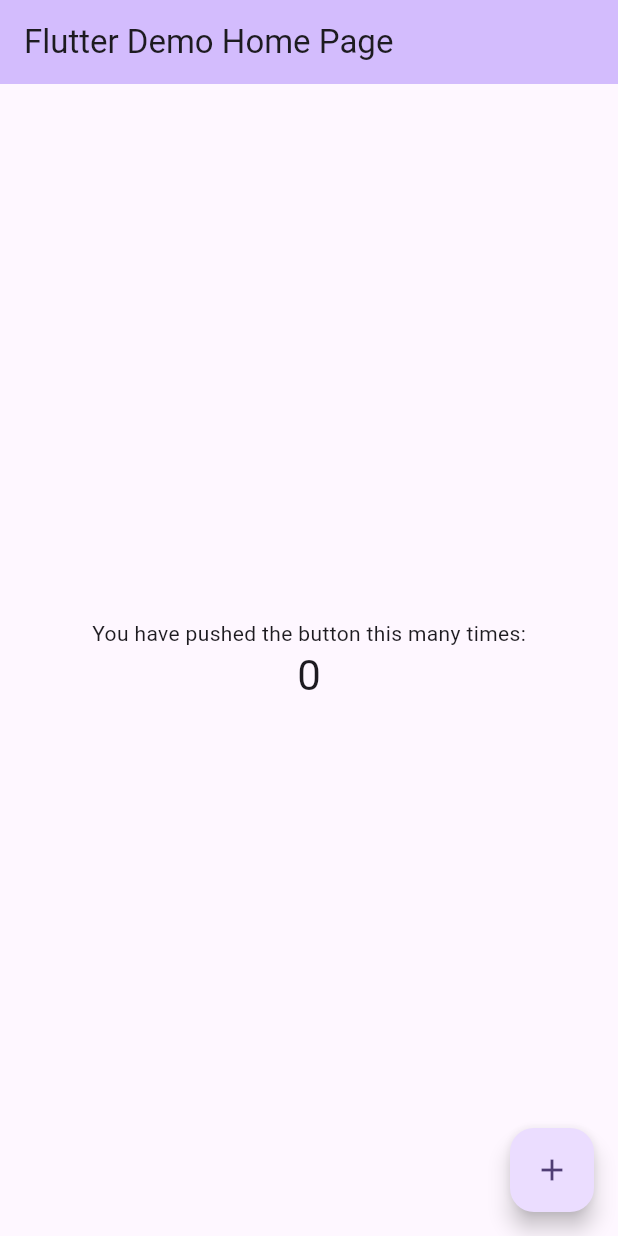
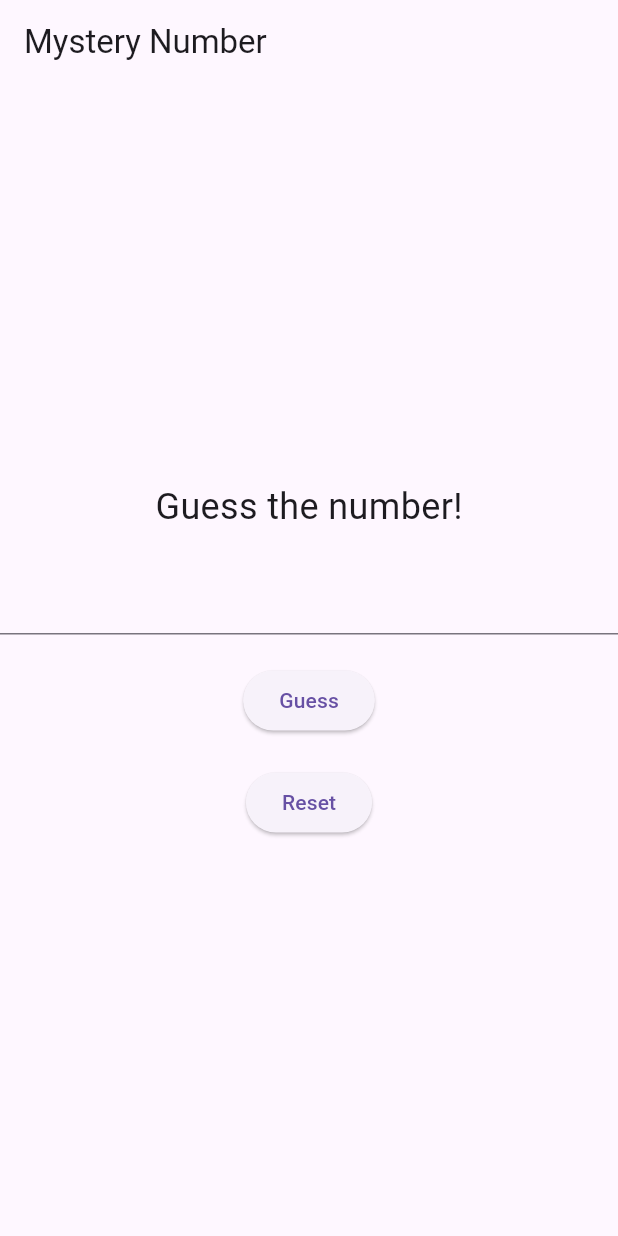
Before and after one commit to QuentinDroucheau/Mobile-TP, a Flutter app: the screen it shows after launch, on a phone screen of 412 x 824 dp. Run offline on Flutter 3.47's test engine with Material 3 defaults, Android fonts, the phone set to English and light mode, and no system bars.

Commit message:
premiere version

```diff
--- a/lib/main.dart
+++ b/lib/main.dart
@@ -1,125 +1,97 @@
+import 'dart:math';
 import 'package:flutter/material.dart';
 
 void main() {
-  runApp(const MyApp());
+  runApp(MysteryNumberApp());
 }
 
-class MyApp extends StatelessWidget {
-  const MyApp({super.key});
-
-  // This widget is the root of your application.
+class MysteryNumberApp extends StatelessWidget {
   @override
   Widget build(BuildContext context) {
     return MaterialApp(
-      title: 'Flutter Demo',
+      title: 'Mystery Number',
       theme: ThemeData(
-        // This is the theme of your application.
-        //
-        // TRY THIS: Try running your application with "flutter run". You'll see
-        // the application has a purple toolbar. Then, without quitting the app,
-        // try changing the seedColor in the colorScheme below to Colors.green
-        // and then invoke "hot reload" (save your changes or press the "hot
-        // reload" button in a Flutter-supported IDE, or press "r" if you used
-        // the command line to start the app).
-        //
-        // Notice that the counter didn't reset back to zero; the application
-        // state is not lost during the reload. To reset the state, use hot
-        // restart instead.
-        //
-        // This works for code too, not just values: Most code changes can be
-        // tested with just a hot reload.
-        colorScheme: ColorScheme.fromSeed(seedColor: Colors.deepPurple),
-        useMaterial3: true,
+        primarySwatch: Colors.blue,
       ),
-      home: const MyHomePage(title: 'Flutter Demo Home Page'),
+      home: MysteryNumberScreen(),
     );
   }
 }
 
-class MyHomePage extends StatefulWidget {
-  const MyHomePage({super.key, required this.title});
+class MysteryNumberScreen extends StatefulWidget {
+  @override
+  _MysteryNumberScreenState createState() => _MysteryNumberScreenState();
+}
 
-  // This widget is the home page of your application. It is stateful, meaning
-  // that it has a State object (defined below) that contains fields that affect
-  // how it looks.
-
-  // This class is the configuration for the state. It holds the values (in this
-  // case the title) provided by the parent (in this case the App widget) and
-  // used by the build method of the State. Fields in a Widget subclass are
-  // always marked "final".
-
-  final String title;
+class _MysteryNumberScreenState extends State<MysteryNumberScreen> {
+  int _mysteryNumber = 0;
+  int _guess = 0;
+  String _message = "";
 
   @override
-  State<MyHomePage> createState() => _MyHomePageState();
-}
+  void initState() {
+    super.initState();
+    _resetGame();
+  }
 
-class _MyHomePageState extends State<MyHomePage> {
-  int _counter = 0;
+  void _resetGame() {
+    Random random = Random();
+    _mysteryNumber = random.nextInt(100) + 1;
+    _guess = 0;
+    _message = 'Guess the number!';
+  }
 
-  void _incrementCounter() {
+  void _checkGuess() {
+    if (_guess == 0) {
+      _message = 'Please enter a number.';
+    } else if (_guess < _mysteryNumber) {
+      _message = 'Too low! Try again.';
+    } else if (_guess > _mysteryNumber) {
+      _message = 'Too high! Try again.';
+    } else {
+      _message = 'Congratulations! You guessed the number!';
+    }
     setState(() {
-      // This call to setState tells the Flutter framework that something has
-      // changed in this State, which causes it to rerun the build method below
-      // so that the display can reflect the updated values. If we changed
-      // _counter without calling setState(), then the build method would not be
-      // called again, and so nothing would appear to happen.
-      _counter++;
+      _guess = 0;
     });
   }
 
   @override
   Widget build(BuildContext context) {
-    // This method is rerun every time setState is called, for instance as done
-    // by the _incrementCounter method above.
-    //
-    // The Flutter framework has been optimized to make rerunning build methods
-    // fast, so that you can just rebuild anything that needs updating rather
-    // than having to individually change instances of widgets.
     return Scaffold(
       appBar: AppBar(
-        // TRY THIS: Try changing the color here to a specific color (to
-        // Colors.amber, perhaps?) and trigger a hot reload to see the AppBar
-        // change color while the other colors stay the same.
-        backgroundColor: Theme.of(context).colorScheme.inversePrimary,
-        // Here we take the value from the MyHomePage object that was created by
-        // the App.build method, and use it to set our appbar title.
-        title: Text(widget.title),
+        title: Text('Mystery Number'),
       ),
       body: Center(
-        // Center is a layout widget. It takes a single child and positions it
-        // in the middle of the parent.
         child: Column(
-          // Column is also a layout widget. It takes a list of children and
-          // arranges them vertically. By default, it sizes itself to fit its
-          // children horizontally, and tries to be as tall as its parent.
-          //
-          // Column has various properties to control how it sizes itself and
-          // how it positions its children. Here we use mainAxisAlignment to
-          // center the children vertically; the main axis here is the vertical
-          // axis because Columns are vertical (the cross axis would be
-          // horizontal).
-          //
-          // TRY THIS: Invoke "debug painting" (choose the "Toggle Debug Paint"
-          // action in the IDE, or press "p" in the console), to see the
-          // wireframe for each widget.
           mainAxisAlignment: MainAxisAlignment.center,
-          children: <Widget>[
-            const Text(
-              'You have pushed the button this many times:',
+          children: [
+            Text(
+              _message,
+              style: TextStyle(fontSize: 24),
             ),
-            Text(
-              '$_counter',
-              style: Theme.of(context).textTheme.headlineMedium,
+            SizedBox(height: 20),
+            TextField(
+              keyboardType: TextInputType.number,
+              onChanged: (value) {
+                setState(() {
+                  _guess = int.tryParse(value) ?? 0;
+                });
+              },
+            ),
+            SizedBox(height: 20),
+            ElevatedButton(
+              onPressed: _checkGuess,
+              child: Text('Guess'),
+            ),
+            SizedBox(height: 20),
+            ElevatedButton(
+              onPressed: _resetGame,
+              child: Text('Reset'),
             ),
           ],
         ),
       ),
-      floatingActionButton: FloatingActionButton(
-        onPressed: _incrementCounter,
-        tooltip: 'Increment',
-        child: const Icon(Icons.add),
-      ), // This trailing comma makes auto-formatting nicer for build methods.
     );
   }
 }
--- a/pubspec.yaml
+++ b/pubspec.yaml
@@ -30,6 +30,7 @@ environment:
 dependencies:
   flutter:
     sdk: flutter
+  sqflite: ^2.0.0+3
 
 
   # The following adds the Cupertino Icons font to your application.
```
Also changed, not shown: 1 other file.
